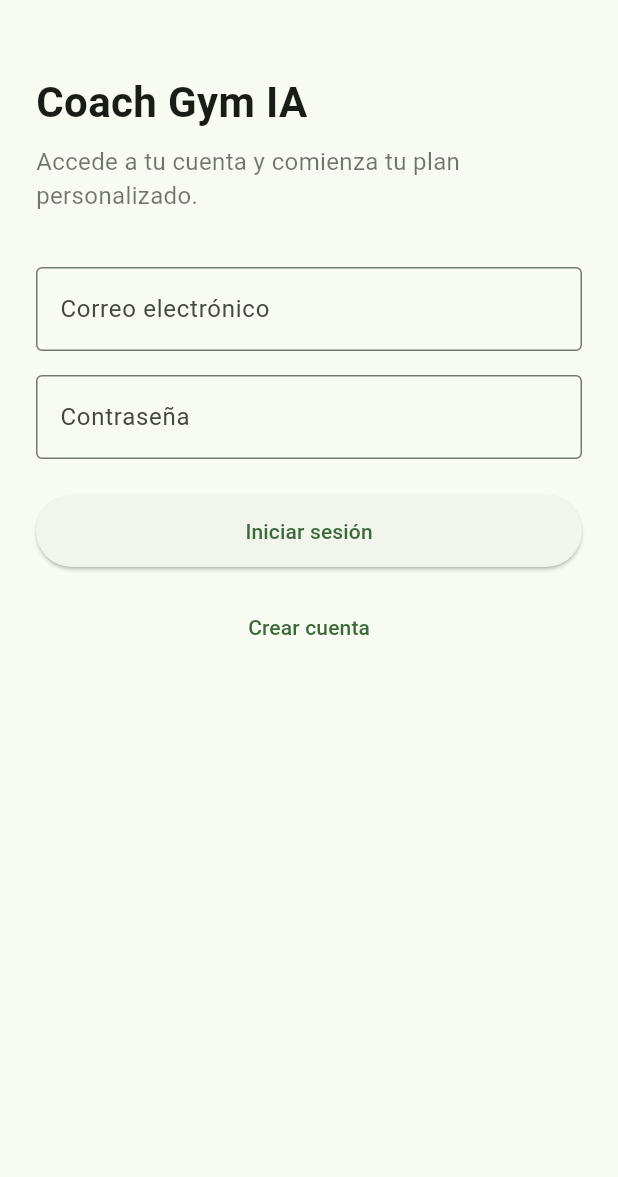
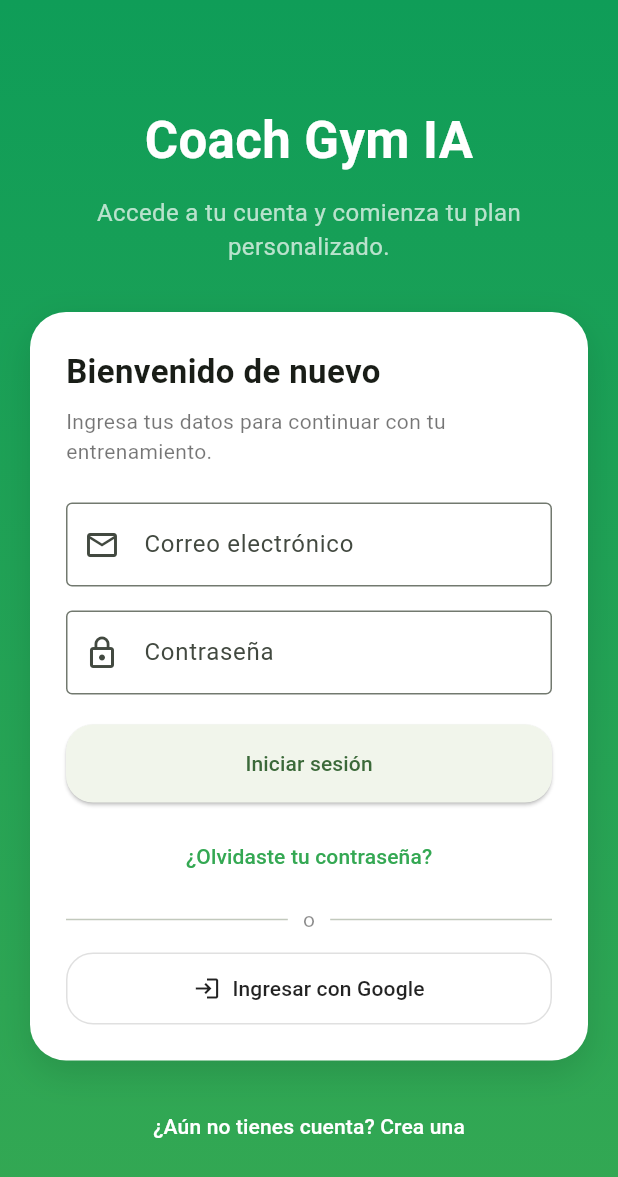
Before and after one commit to cris822-png/app_gym, a Flutter app: the screen it shows after launch, on a phone screen of 412 x 824 dp. Shown: the top 1177 px of the screen. Run offline on Flutter 3.47's test engine with Material 3 defaults, Android fonts, the phone set to English and light mode, and no system bars; accounts and stored records are empty.

Commit message:
prueba 7

```diff
--- a/Front/lib/screens/login_screen.dart
+++ b/Front/lib/screens/login_screen.dart
@@ -43,17 +43,42 @@ class _LoginScreenState extends State<LoginScreen> {
   @override
   Widget build(BuildContext context) {
     return Scaffold(
-      body: SafeArea(
-        child: Padding(
-          padding: const EdgeInsets.symmetric(horizontal: 24.0, vertical: 32.0),
+      body: Container(
+        decoration: const BoxDecoration(
+          gradient: LinearGradient(
+            begin: Alignment.topCenter,
+            end: Alignment.bottomCenter,
+            colors: [Color(0xFF0F9D58), Color(0xFF34A853)],
+          ),
+        ),
+        child: SafeArea(
+          child: Center(
+            child: SingleChildScrollView(
+              padding: const EdgeInsets.symmetric(horizontal: 20.0, vertical: 28.0),
               child: Column(
                 crossAxisAlignment: CrossAxisAlignment.stretch,
                 children: [
-              const SizedBox(height: 16),
-              const Text('Coach Gym IA', style: TextStyle(fontSize: 28, fontWeight: FontWeight.bold)),
+                  const SizedBox(height: 20),
+                  const Text('Coach Gym IA', textAlign: TextAlign.center, style: TextStyle(fontSize: 34, fontWeight: FontWeight.bold, color: Colors.white)),
+                  const SizedBox(height: 12),
+                  const Text('Accede a tu cuenta y comienza tu plan personalizado.', textAlign: TextAlign.center, style: TextStyle(fontSize: 16, color: Colors.white70)),
+                  const SizedBox(height: 32),
+                  Container(
+                    decoration: BoxDecoration(
+                      color: Colors.white,
+                      borderRadius: BorderRadius.circular(24),
+                      boxShadow: const [
+                        BoxShadow(color: Color.fromRGBO(0, 0, 0, 0.12), blurRadius: 20, offset: Offset(0, 8)),
+                      ],
+                    ),
+                    padding: const EdgeInsets.all(24.0),
+                    child: Column(
+                      crossAxisAlignment: CrossAxisAlignment.stretch,
+                      children: [
+                        const Text('Bienvenido de nuevo', style: TextStyle(fontSize: 22, fontWeight: FontWeight.bold)),
                         const SizedBox(height: 8),
-              const Text('Accede a tu cuenta y comienza tu plan personalizado.', style: TextStyle(fontSize: 16, color: Colors.black54)),
-              const SizedBox(height: 36),
+                        const Text('Ingresa tus datos para continuar con tu entrenamiento.', style: TextStyle(fontSize: 14, color: Colors.black54)),
+                        const SizedBox(height: 24),
                         Form(
                           key: _formKey,
                           child: Column(
@@ -61,7 +86,11 @@ class _LoginScreenState extends State<LoginScreen> {
                               TextFormField(
                                 controller: _emailController,
                                 keyboardType: TextInputType.emailAddress,
-                      decoration: const InputDecoration(labelText: 'Correo electrónico', border: OutlineInputBorder()),
+                                decoration: const InputDecoration(
+                                  labelText: 'Correo electrónico',
+                                  prefixIcon: Icon(Icons.email_outlined),
+                                  border: OutlineInputBorder(),
+                                ),
                                 validator: (value) {
                                   if (value == null || value.isEmpty) {
                                     return 'Ingresa tu correo electrónico';
@@ -76,7 +105,11 @@ class _LoginScreenState extends State<LoginScreen> {
                               TextFormField(
                                 controller: _passwordController,
                                 obscureText: true,
-                      decoration: const InputDecoration(labelText: 'Contraseña', border: OutlineInputBorder()),
+                                decoration: const InputDecoration(
+                                  labelText: 'Contraseña',
+                                  prefixIcon: Icon(Icons.lock_outline),
+                                  border: OutlineInputBorder(),
+                                ),
                                 validator: (value) {
                                   if (value == null || value.isEmpty) {
                                     return 'Ingresa tu contraseña';
@@ -90,18 +123,50 @@ class _LoginScreenState extends State<LoginScreen> {
                             ],
                           ),
                         ),
-              const SizedBox(height: 24),
+                        const SizedBox(height: 20),
                         ElevatedButton(
                           onPressed: _submitting ? null : _submit,
-                style: ElevatedButton.styleFrom(padding: const EdgeInsets.symmetric(vertical: 14)),
+                          style: ElevatedButton.styleFrom(padding: const EdgeInsets.symmetric(vertical: 16), shape: RoundedRectangleBorder(borderRadius: BorderRadius.circular(18))),
                           child: _submitting ? const CircularProgressIndicator(color: Colors.white) : const Text('Iniciar sesión'),
                         ),
-              const SizedBox(height: 16),
+                        const SizedBox(height: 12),
                         TextButton(
                           onPressed: _submitting ? null : () {},
-                child: const Text('Crear cuenta'),
+                          child: const Text('¿Olvidaste tu contraseña?', style: TextStyle(color: Color(0xFF34A853))),
+                        ),
+                        const SizedBox(height: 8),
+                        Row(
+                          children: const [
+                            Expanded(child: Divider()),
+                            Padding(
+                              padding: EdgeInsets.symmetric(horizontal: 10),
+                              child: Text('o', style: TextStyle(color: Colors.black45)),
+                            ),
+                            Expanded(child: Divider()),
+                          ],
+                        ),
+                        const SizedBox(height: 12),
+                        OutlinedButton.icon(
+                          onPressed: _submitting ? null : () {},
+                          icon: const Icon(Icons.login, color: Colors.black87),
+                          label: const Text('Ingresar con Google', style: TextStyle(color: Colors.black87)),
+                          style: OutlinedButton.styleFrom(
+                            side: const BorderSide(color: Colors.black12),
+                            padding: const EdgeInsets.symmetric(vertical: 14),
+                            shape: RoundedRectangleBorder(borderRadius: BorderRadius.circular(18)),
+                          ),
                         ),
                       ],
+                    ),
+                  ),
+                  const SizedBox(height: 20),
+                  TextButton(
+                    onPressed: _submitting ? null : () {},
+                    child: const Text('¿Aún no tienes cuenta? Crea una', style: TextStyle(color: Colors.white)),
+                  ),
+                ],
+              ),
+            ),
           ),
         ),
       ),
--- a/Front/lib/screens/main_app.dart
+++ b/Front/lib/screens/main_app.dart
@@ -3,6 +3,7 @@ import 'dashboard_screen.dart';
 import 'login_screen.dart';
 import 'chat_screen.dart';
 import 'progress_screen.dart';
+import 'profile_screen.dart';
 import 'workout_screen.dart';
 
 class MainApp extends StatefulWidget {
@@ -31,6 +32,13 @@ class _MainAppState extends State<MainApp> {
     });
   }
 
+  void _onLogout() {
+    setState(() {
+      _loggedIn = false;
+      _selectedIndex = 0;
+    });
+  }
+
   @override
   Widget build(BuildContext context) {
     if (!_loggedIn) {
@@ -46,7 +54,7 @@ class _MainAppState extends State<MainApp> {
       const WorkoutScreen(),
       const ChatScreen(),
       const ProgressScreen(),
-      const Center(child: Text('Perfil')), // Placeholder
+      ProfileScreen(onLogout: _onLogout),
     ];
 
     return Scaffold(
```
Also changed, not shown: Front/lib/screens/create_routine_screen.dart (added, +107 -0 lines), Front/lib/screens/profile_screen.dart (added, +174 -0 lines). Lines whose indentation alone changed are shown as unchanged.
